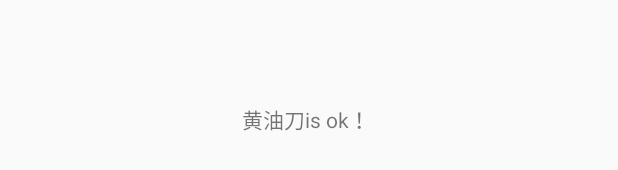
After one commit to wahahabao/AWL_WoNongYun, an Android app: the layout activity_two.xml on its own in the app's theme, with its tools: preview values and no code run, on a phone screen of 412 x 824 dp. The commit adds this screen. Shown: the part 499-669 px from the top of the screen. Run offline under Robolectric (Android 15) with nearby library versions, the phone set to English and light mode, and no system bars.

Commit message:
黄油刀is ok！

```diff
--- a/app/src/main/AndroidManifest.xml
+++ b/app/src/main/AndroidManifest.xml
@@ -18,6 +18,9 @@
                 <category android:name="android.intent.category.LAUNCHER" />
             </intent-filter>
         </activity>
+
+        <activity android:name=".ui.activity.TwoActivity">
+        </activity>
     </application>
 
 </manifest>
--- a/app/src/main/res/layout/activity_main.xml
+++ b/app/src/main/res/layout/activity_main.xml
@@ -30,4 +30,10 @@
         android:layout_height="wrap_content"
         android:id="@+id/pbar"/>
 
+    <Button
+        android:layout_width="wrap_content"
+        android:layout_height="wrap_content"
+        android:id="@+id/btn_toTwoActivity"
+        android:text="进入TwoAc"/>
+
 </LinearLayout>
--- /dev/null
+++ b/app/src/main/res/layout/activity_two.xml
@@ -0,0 +1,14 @@
+<?xml version="1.0" encoding="utf-8"?>
+<LinearLayout xmlns:android="http://schemas.android.com/apk/res/android"
+    android:orientation="vertical"
+    android:layout_width="match_parent"
+    android:layout_height="match_parent"
+    android:gravity="center">
+
+    <TextView
+        android:layout_width="wrap_content"
+        android:layout_height="wrap_content"
+        android:id="@+id/tv_two"
+        android:text="黄油刀is ok ！"/>
+
+</LinearLayout>
```
Also changed, not shown: app/src/main/java/com/wonongyun/awl/awl_wonongyun/MainActivity.java (+27 -13 lines), app/src/main/java/com/wonongyun/awl/awl_wonongyun/ui/activity/TwoActivity.java (added, +28 -0 lines), 1 other file.
